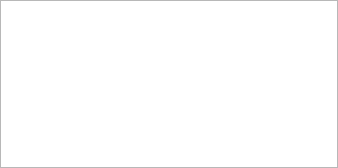
Above: enmapbox/gui/ui/datasourcepanel.ui from jakimowb/enmapbox_testmigration2 before the change. Below: the same form after it.
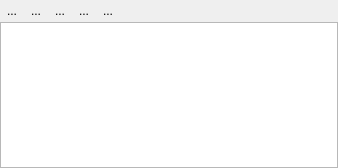
That is the form after the change. Icons and pictures are not drawn. Custom widgets are drawn as their Qt base class.

Commit message: EnMAPBox uses own QgsMapLayerStore() instead of QgsProject.instance() added DataSourceManager.addDataSourceByDialog() added DataSourceManager.importSourceFromQGISRegistry() added DataSourceManager.exportSourcesToQGISRegistry() added buttons to DataSourcePanel for better DataSource handling (add/remove source, sync with QGIS, collaps/expand nodes)

Diff of the .ui file:
```diff
--- a/enmapbox/gui/ui/datasourcepanel.ui
+++ b/enmapbox/gui/ui/datasourcepanel.ui
@@ -20,13 +20,124 @@
    <property name="frameShadow">
     <enum>QFrame::Sunken</enum>
    </property>
-   <layout class="QHBoxLayout" name="horizontalLayout">
+   <layout class="QVBoxLayout" name="verticalLayout_2">
     <property name="spacing">
      <number>1</number>
     </property>
-    <property name="margin">
+    <property name="leftMargin">
      <number>0</number>
     </property>
+    <property name="topMargin">
+     <number>0</number>
+    </property>
+    <property name="rightMargin">
+     <number>0</number>
+    </property>
+    <property name="bottomMargin">
+     <number>0</number>
+    </property>
+    <item>
+     <layout class="QHBoxLayout" name="horizontalLayout">
+      <property name="spacing">
+       <number>0</number>
+      </property>
+      <property name="topMargin">
+       <number>0</number>
+      </property>
+      <item>
+       <widget class="QToolButton" name="btnAddSource">
+        <property name="text">
+         <string>...</string>
+        </property>
+        <property name="icon">
+         <iconset resource="resources.qrc">
+          <normaloff>:/enmapbox/icons/mActionAdd.svg</normaloff>:/enmapbox/icons/mActionAdd.svg</iconset>
+        </property>
+        <property name="autoRaise">
+         <bool>true</bool>
+        </property>
+       </widget>
+      </item>
+      <item>
+       <widget class="QToolButton" name="btnRemoveSource">
+        <property name="text">
+         <string>...</string>
+        </property>
+        <property name="icon">
+         <iconset resource="resources.qrc">
+          <normaloff>:/enmapbox/icons/mActionRemove.svg</normaloff>:/enmapbox/icons/mActionRemove.svg</iconset>
+        </property>
+        <property name="autoRaise">
+         <bool>true</bool>
+        </property>
+       </widget>
+      </item>
+      <item>
+       <widget class="QToolButton" name="btnCollapse">
+        <property name="text">
+         <string>...</string>
+        </property>
+        <property name="icon">
+         <iconset resource="resources.qrc">
+          <normaloff>:/enmapbox/icons/mActionCollapseTree.svg</normaloff>:/enmapbox/icons/mActionCollapseTree.svg</iconset>
+        </property>
+        <property name="popupMode">
+         <enum>QToolButton::DelayedPopup</enum>
+        </property>
+        <property name="autoRaise">
+         <bool>true</bool>
+        </property>
+       </widget>
+      </item>
+      <item>
+       <widget class="QToolButton" name="btnExpand">
+        <property name="text">
+         <string>...</string>
+        </property>
+        <property name="icon">
+         <iconset resource="resources.qrc">
+          <normaloff>:/enmapbox/icons/mActionExpandTree.svg</normaloff>:/enmapbox/icons/mActionExpandTree.svg</iconset>
+        </property>
+        <property name="popupMode">
+         <enum>QToolButton::DelayedPopup</enum>
+        </property>
+        <property name="autoRaise">
+         <bool>true</bool>
+        </property>
+       </widget>
+      </item>
+      <item>
+       <widget class="QToolButton" name="btnSync">
+        <property name="text">
+         <string>...</string>
+        </property>
+        <property name="icon">
+         <iconset resource="resources.qrc">
+          <normaloff>:/enmapbox/icons/mActionRefresh.svg</normaloff>:/enmapbox/icons/mActionRefresh.svg</iconset>
+        </property>
+        <property name="popupMode">
+         <enum>QToolButton::DelayedPopup</enum>
+        </property>
+        <property name="autoRaise">
+         <bool>true</bool>
+        </property>
+       </widget>
+      </item>
+      <item>
+       <spacer name="horizontalSpacer">
+        <property name="orientation">
+         <enum>Qt::Horizontal</enum>
+        </property>
+        <property name="sizeHint" stdset="0">
+         <size>
+          <width>40</width>
+          <height>20</height>
+         </size>
+        </property>
+       </spacer>
+      </item>
+     </layout>
+    </item>
     <item>
      <widget class="DataSourceTreeView" name="dataSourceTreeView">
       <property name="dragEnabled">
```
Left out of the diff: 37 changed lines with no effect on the pictures. The commit also changes 5 other files.
